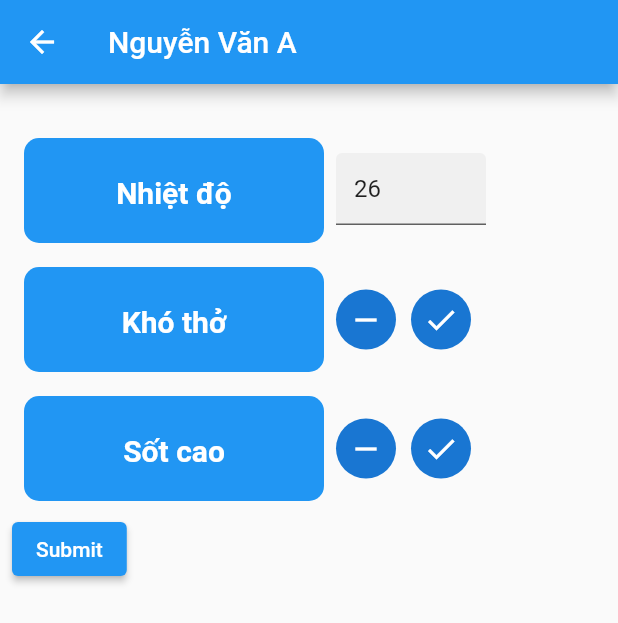
After one commit to hieu987020/GoogleDevFest, a Flutter app: the screen it shows after launch, after a tap on "LOGIN", after a tap on the "add" icon, on a phone screen of 412 x 824 dp. The commit adds this screen. Shown: the top 623 px of the screen. Run offline on Flutter 3.47's test engine with Material 2 defaults, Android fonts, the phone set to English and light mode, and no system bars.

Commit message:
[Hieu] Update demo design UI

```diff
--- /dev/null
+++ b/lib/add.dart
@@ -0,0 +1,104 @@
+import 'package:flutter/material.dart';
+
+class AddReport extends StatelessWidget {
+  const AddReport({Key? key}) : super(key: key);
+
+  @override
+  Widget build(BuildContext context) {
+    TextEditingController _input = TextEditingController(text: '26');
+    return Scaffold(
+      appBar: AppBar(
+        title: const Text('Nguyễn Văn A'),
+      ),
+      body: Padding(
+        padding: const EdgeInsets.all(8.0),
+        child: Column(
+          crossAxisAlignment: CrossAxisAlignment.start,
+          children: [
+            const SizedBox(height: 20),
+            // ignore: avoid_unnecessary_containers
+            Row(
+              children: [
+                const CustomeBox(title: 'Nhiệt độ'),
+                // ignore: sized_box_for_whitespace
+                Container(
+                  width: 100,
+                  height: 50,
+                  child: TextField(
+                    controller: _input,
+                    decoration: const InputDecoration(
+                      filled: true,
+                    ),
+                  ),
+                ),
+              ],
+            ),
+            Row(
+              children: [
+                const CustomeBox(title: 'Khó thở'),
+                CircleAvatar(
+                    child: IconButton(
+                        onPressed: () {}, icon: const Icon(Icons.remove))),
+                const SizedBox(width: 10),
+                CircleAvatar(
+                    child: IconButton(
+                        onPressed: () {}, icon: const Icon(Icons.done))),
+              ],
+            ),
+            Row(
+              children: [
+                const CustomeBox(title: 'Sốt cao'),
+                CircleAvatar(
+                    child: IconButton(
+                        onPressed: () {}, icon: const Icon(Icons.remove))),
+                const SizedBox(width: 10),
+                CircleAvatar(
+                    child: IconButton(
+                        onPressed: () {}, icon: const Icon(Icons.done))),
+              ],
+            ),
+            ElevatedButton(
+              child: const Text('Submit'),
+              onPressed: () {},
+            ),
+          ],
+        ),
+      ),
+    );
+  }
+}
+
+class CustomeBox extends StatelessWidget {
+  const CustomeBox({
+    Key? key,
+    required this.title,
+  }) : super(key: key);
+  final String title;
+
+  @override
+  Widget build(BuildContext context) {
+    return Padding(
+      padding: const EdgeInsets.all(8.0),
+      child: Container(
+        width: 200,
+        height: 70,
+        decoration: BoxDecoration(
+          borderRadius: BorderRadius.circular(10),
+          color: Colors.blue,
+        ),
+        child: Padding(
+          padding: const EdgeInsets.only(top: 25),
+          child: Text(
+            title,
+            style: const TextStyle(
+              fontSize: 20,
+              fontWeight: FontWeight.bold,
+              color: Colors.white,
+            ),
+            textAlign: TextAlign.center,
+          ),
+        ),
+      ),
+    );
+  }
+}
--- /dev/null
+++ b/lib/home.dart
@@ -0,0 +1,103 @@
+import 'package:covid_report/add.dart';
+import 'package:flutter/material.dart';
+
+class Homepage extends StatelessWidget {
+  const Homepage({Key? key}) : super(key: key);
+
+  @override
+  Widget build(BuildContext context) {
+    return Scaffold(
+      appBar: AppBar(
+        title: const Text('Quản lý F0'),
+      ),
+      floatingActionButton: FloatingActionButton(
+        child: const Icon(Icons.add),
+        onPressed: () => Navigator.push(
+          context,
+          MaterialPageRoute(builder: (context) => const AddReport()),
+        ),
+      ),
+      body: Padding(
+        padding: const EdgeInsets.all(10.0),
+        child: Column(
+          crossAxisAlignment: CrossAxisAlignment.start,
+          children: [
+            Row(
+              children: [
+                Column(
+                  mainAxisAlignment: MainAxisAlignment.start,
+                  crossAxisAlignment: CrossAxisAlignment.start,
+                  children: [
+                    Row(
+                      mainAxisAlignment: MainAxisAlignment.end,
+                      children: [
+                        const CircleAvatar(
+                          radius: 50,
+                          backgroundColor: Colors.red,
+                        ),
+                        const SizedBox(width: 50),
+                        Column(
+                          mainAxisAlignment: MainAxisAlignment.start,
+                          crossAxisAlignment: CrossAxisAlignment.start,
+                          children: const [
+                            Text('CCCD: 123456789',
+                                style: TextStyle(
+                                    fontSize: 20, fontWeight: FontWeight.bold)),
+                            Text('Tuổi: 25',
+                                style: TextStyle(
+                                    fontSize: 20, fontWeight: FontWeight.bold)),
+                          ],
+                        ),
+                      ],
+                    ),
+                    const SizedBox(height: 20),
+                    const Text(
+                      'Nguyễn Văn A',
+                      style:
+                          TextStyle(fontSize: 26, fontWeight: FontWeight.bold),
+                    )
+                  ],
+                )
+              ],
+            ),
+            const SizedBox(height: 10),
+            const DateContainer(title: 'Ngày 1'),
+            const DateContainer(title: 'Ngày 2'),
+            const DateContainer(title: 'Ngày 3'),
+          ],
+        ),
+      ),
+    );
+  }
+}
+
+class DateContainer extends StatelessWidget {
+  const DateContainer({
+    Key? key,
+    required this.title,
+  }) : super(key: key);
+  final String title;
+  @override
+  Widget build(BuildContext context) {
+    return Padding(
+      padding: const EdgeInsets.only(bottom: 5),
+      child: Container(
+        width: MediaQuery.of(context).size.width,
+        height: 70,
+        decoration: BoxDecoration(
+          color: Colors.blue,
+          borderRadius: BorderRadius.circular(10),
+        ),
+        child: Padding(
+          padding: const EdgeInsets.only(left: 14, top: 25),
+          child: Text(title,
+              style: const TextStyle(
+                fontSize: 20,
+                fontWeight: FontWeight.bold,
+                color: Colors.white,
+              )),
+        ),
+      ),
+    );
+  }
+}
--- /dev/null
+++ b/lib/login.dart
@@ -0,0 +1,47 @@
+import 'package:covid_report/home.dart';
+import 'package:flutter/material.dart';
+
+class Login extends StatelessWidget {
+  Login({Key? key}) : super(key: key);
+  final TextEditingController _usernameController = TextEditingController();
+  final TextEditingController _passwordController = TextEditingController();
+
+  @override
+  Widget build(BuildContext context) {
+    return Scaffold(
+      body: Padding(
+        padding: const EdgeInsets.all(8.0),
+        child: Column(
+          children: [
+            const SizedBox(height: 200),
+            TextField(
+              controller: _usernameController,
+              decoration: const InputDecoration(
+                filled: true,
+                labelText: 'Username',
+              ),
+            ),
+            TextField(
+              controller: _passwordController,
+              decoration: const InputDecoration(
+                filled: true,
+                labelText: 'Password',
+              ),
+              obscureText: true,
+            ),
+            ElevatedButton(
+              child: const Text('LOGIN'),
+              onPressed: () {
+                Navigator.pushAndRemoveUntil(
+                  context,
+                  MaterialPageRoute(builder: (context) => const Homepage()),
+                  (Route<dynamic> route) => false,
+                );
+              },
+            ),
+          ],
+        ),
+      ),
+    );
+  }
+}
--- a/lib/main.dart
+++ b/lib/main.dart
@@ -1,3 +1,4 @@
+import 'package:covid_report/login.dart';
 import 'package:flutter/material.dart';
 
 void main() {
@@ -19,40 +20,3 @@ class MyApp extends StatelessWidget {
     );
   }
 }
-
-class Login extends StatelessWidget {
-  Login({Key? key}) : super(key: key);
-  final TextEditingController _usernameController = TextEditingController();
-  final TextEditingController _passwordController = TextEditingController();
-
-  @override
-  Widget build(BuildContext context) {
-    return Center(
-      child: Column(
-        children: [
-          TextField(
-            controller: _usernameController,
-            decoration: const InputDecoration(
-              filled: true,
-              labelText: 'Username',
-            ),
-          ),
-          TextField(
-            controller: _passwordController,
-            decoration: const InputDecoration(
-              filled: true,
-              labelText: 'Password',
-            ),
-            obscureText: true,
-          ),
-          ElevatedButton(
-            child: const Text('LOGIN'),
-            onPressed: () {
-              Navigator.pop(context);
-            },
-          ),
-        ],
-      ),
-    );
-  }
-}
```
